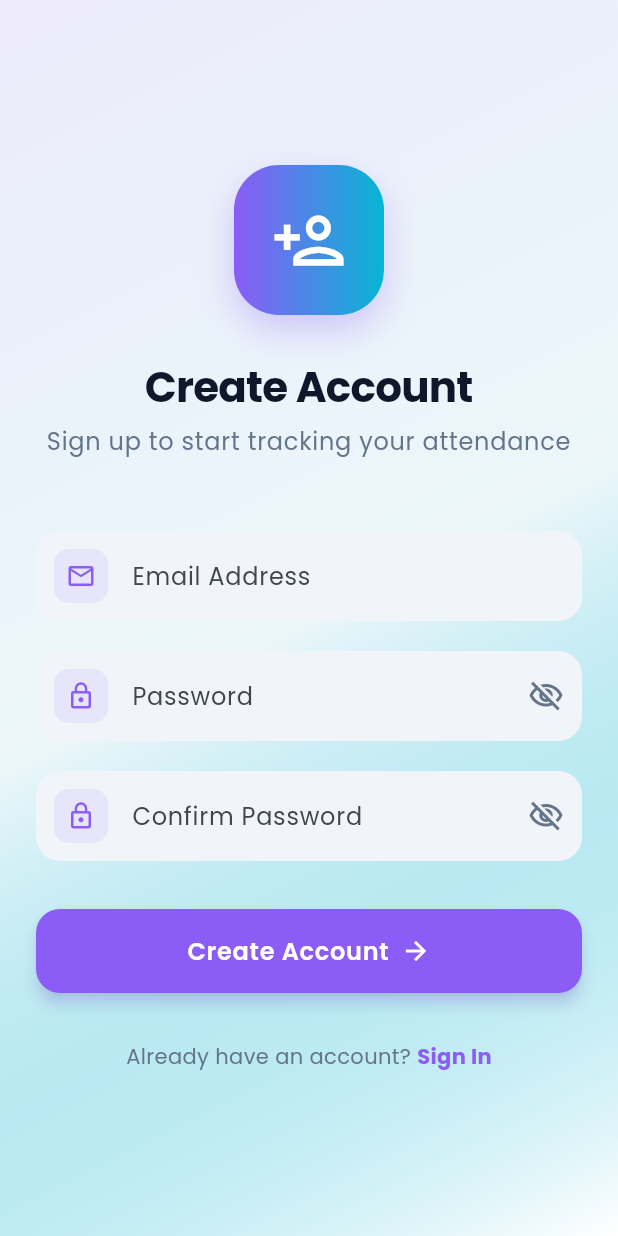
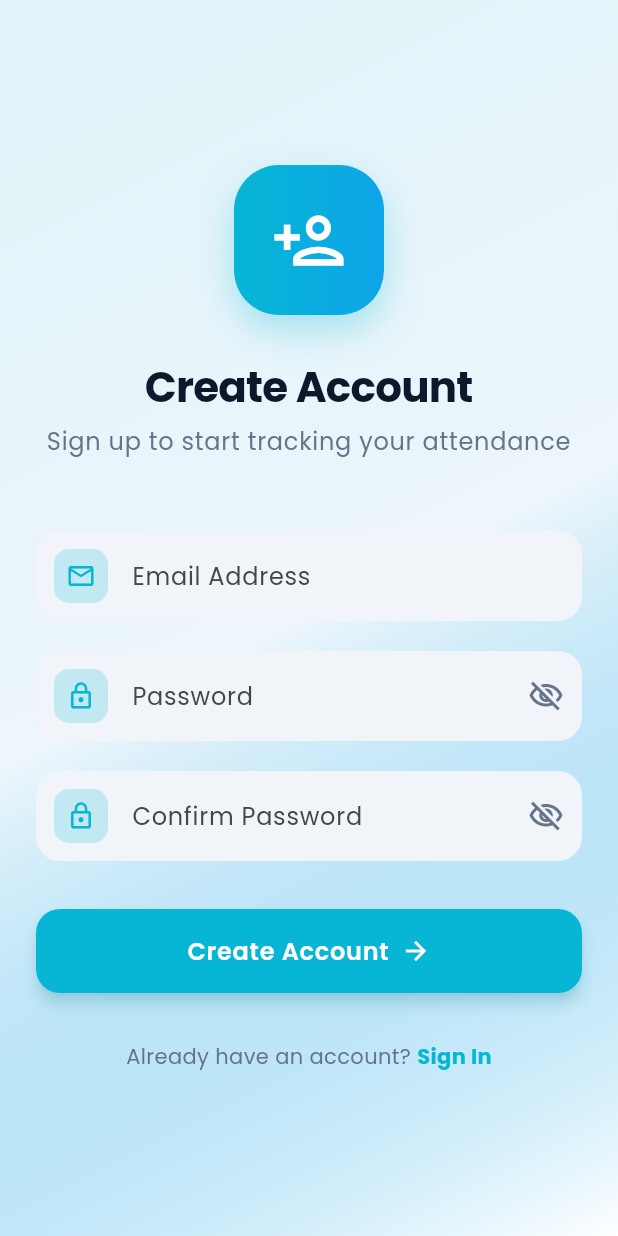
Before and after one commit to nrahil/attendence_tracker, a Flutter app: the screen it shows after launch, after a tap on "Sign Up", on a phone screen of 412 x 824 dp. Run offline on Flutter 3.47's test engine with Material 3 defaults, Android fonts, the phone set to English and light mode, and no system bars; our stand-ins replace cloud_firestore, firebase_auth, firebase_core, google_fonts, share_plus, shared_preferences and 1 more; accounts and stored records are empty.

Commit message:
Login and signup page updated

```diff
--- a/lib/main.dart
+++ b/lib/main.dart
@@ -6,6 +6,9 @@ import 'package:attendence_manager/screens/auth/login_screen.dart';
 import 'package:attendence_manager/screens/home/dashboard_screen.dart';
 import 'package:google_fonts/google_fonts.dart';
 import 'package:shared_preferences/shared_preferences.dart';
+
+// Global theme provider instance
+final globalThemeProvider = ThemeProvider();
 
 void main() async {
   WidgetsFlutterBinding.ensureInitialized();
@@ -46,12 +49,10 @@ class MyApp extends StatefulWidget {
 }
 
 class _MyAppState extends State<MyApp> {
-  final ThemeProvider _themeProvider = ThemeProvider();
-
   @override
   void initState() {
     super.initState();
-    _themeProvider.addListener(() {
+    globalThemeProvider.addListener(() {
       setState(() {});
     });
   }
@@ -61,7 +62,8 @@ class _MyAppState extends State<MyApp> {
     return MaterialApp(
       title: 'Attendance Manager',
       debugShowCheckedModeBanner: false,
-      themeMode: _themeProvider.isDarkMode ? ThemeMode.dark : ThemeMode.light,
+      themeMode: globalThemeProvider.isDarkMode ? ThemeMode.dark : ThemeMode.light,
+
 
       // Light Theme - Modern Blue & Teal
       theme: ThemeData(
@@ -393,7 +395,7 @@ class _MyAppState extends State<MyApp> {
               body: Center(
                 child: CircularProgressIndicator(
                   valueColor: AlwaysStoppedAnimation<Color>(
-                    _themeProvider.isDarkMode
+                    globalThemeProvider.isDarkMode
                         ? const Color(0xFF38BDF8)
                         : const Color(0xFF0EA5E9),
                   ),
@@ -402,9 +404,9 @@ class _MyAppState extends State<MyApp> {
             );
           }
           if (snapshot.hasData) {
-            return DashboardScreen();
+            return const DashboardScreen();
           }
-          return LoginScreen();
+          return const LoginScreen();
         },
       ),
     );
--- a/lib/screens/auth/login_screen.dart
+++ b/lib/screens/auth/login_screen.dart
@@ -99,17 +99,24 @@ class _LoginScreenState extends State<LoginScreen> with SingleTickerProviderStat
 
   @override
   Widget build(BuildContext context) {
+    final isDark = Theme.of(context).brightness == Brightness.dark;
+
     return Scaffold(
       body: Container(
         decoration: BoxDecoration(
           gradient: LinearGradient(
             begin: Alignment.topLeft,
             end: Alignment.bottomRight,
-            colors: [
-              const Color(0xFF6366F1).withOpacity(0.1),
-              const Color(0xFF8B5CF6).withOpacity(0.05),
-              Colors.white,
-            ],
+            colors: isDark
+                ? [
+                    const Color(0xFF0F172A),
+                    const Color(0xFF1E293B),
+                  ]
+                : [
+                    const Color(0xFF0EA5E9).withOpacity(0.1),
+                    const Color(0xFF06B6D4).withOpacity(0.05),
+                    Colors.white,
+                  ],
           ),
         ),
         child: SafeArea(
@@ -130,22 +137,25 @@ class _LoginScreenState extends State<LoginScreen> with SingleTickerProviderStat
                           width: 100,
                           height: 100,
                           decoration: BoxDecoration(
-                            gradient: const LinearGradient(
-                              colors: [Color(0xFF6366F1), Color(0xFF8B5CF6)],
+                            gradient: LinearGradient(
+                              colors: isDark
+                                  ? [const Color(0xFF38BDF8), const Color(0xFF22D3EE)]
+                                  : [const Color(0xFF0EA5E9), const Color(0xFF06B6D4)],
                             ),
                             borderRadius: BorderRadius.circular(30),
                             boxShadow: [
                               BoxShadow(
-                                color: const Color(0xFF6366F1).withOpacity(0.3),
+                                color: (isDark ? const Color(0xFF38BDF8) : const Color(0xFF0EA5E9))
+                                    .withOpacity(0.3),
                                 blurRadius: 20,
                                 offset: const Offset(0, 10),
                               ),
                             ],
                           ),
-                          child: const Icon(
+                          child: Icon(
                             Icons.school_outlined,
                             size: 50,
-                            color: Colors.white,
+                            color: isDark ? const Color(0xFF0F172A) : Colors.white,
                           ),
                         ),
                         const SizedBox(height: 32),
@@ -154,14 +164,16 @@ class _LoginScreenState extends State<LoginScreen> with SingleTickerProviderStat
                         Text(
                           'Welcome Back!',
                           style: Theme.of(context).textTheme.displayMedium?.copyWith(
-                            color: const Color(0xFF0F172A),
+                            color: isDark ? Colors.white : const Color(0xFF0F172A),
                           ),
                         ),
                         const SizedBox(height: 8),
                         Text(
                           'Sign in to continue tracking your attendance',
                           style: Theme.of(context).textTheme.bodyLarge?.copyWith(
-                            color: const Color(0xFF64748B),
+                            color: isDark
+                                ? const Color(0xFF94A3B8)
+                                : const Color(0xFF64748B),
                           ),
                           textAlign: TextAlign.center,
                         ),
@@ -177,12 +189,13 @@ class _LoginScreenState extends State<LoginScreen> with SingleTickerProviderStat
                               margin: const EdgeInsets.all(12),
                               padding: const EdgeInsets.all(8),
                               decoration: BoxDecoration(
-                                color: const Color(0xFF6366F1).withOpacity(0.1),
+                                color: (isDark ? const Color(0xFF38BDF8) : const Color(0xFF0EA5E9))
+                                    .withOpacity(0.2),
                                 borderRadius: BorderRadius.circular(10),
                               ),
-                              child: const Icon(
+                              child: Icon(
                                 Icons.email_outlined,
-                                color: Color(0xFF6366F1),
+                                color: isDark ? const Color(0xFF38BDF8) : const Color(0xFF0EA5E9),
                                 size: 20,
                               ),
                             ),
@@ -204,16 +217,18 @@ class _LoginScreenState extends State<LoginScreen> with SingleTickerProviderStat
                           obscureText: _obscurePassword,
                           decoration: InputDecoration(
                             labelText: 'Password',
+                            hintText: '••••••••',
                             prefixIcon: Container(
                               margin: const EdgeInsets.all(12),
                               padding: const EdgeInsets.all(8),
                               decoration: BoxDecoration(
-                                color: const Color(0xFF6366F1).withOpacity(0.1),
+                                color: (isDark ? const Color(0xFF38BDF8) : const Color(0xFF0EA5E9))
+                                    .withOpacity(0.2),
                                 borderRadius: BorderRadius.circular(10),
                               ),
-                              child: const Icon(
+                              child: Icon(
                                 Icons.lock_outline,
-                                color: Color(0xFF6366F1),
+                                color: isDark ? const Color(0xFF38BDF8) : const Color(0xFF0EA5E9),
                                 size: 20,
                               ),
                             ),
@@ -254,7 +269,7 @@ class _LoginScreenState extends State<LoginScreen> with SingleTickerProviderStat
                         ),
                         const SizedBox(height: 24),
 
-                        // Login button with gradient
+                        // Login button
                         SizedBox(
                           width: double.infinity,
                           height: 56,
@@ -264,7 +279,9 @@ class _LoginScreenState extends State<LoginScreen> with SingleTickerProviderStat
                                     width: 56,
                                     height: 56,
                                     decoration: BoxDecoration(
-                                      color: Colors.white,
+                                      color: isDark
+                                          ? const Color(0xFF1E293B)
+                                          : Colors.white,
                                       borderRadius: BorderRadius.circular(16),
                                       boxShadow: [
                                         BoxShadow(
@@ -274,12 +291,14 @@ class _LoginScreenState extends State<LoginScreen> with SingleTickerProviderStat
                                         ),
                                       ],
                                     ),
-                                    child: const Padding(
-                                      padding: EdgeInsets.all(16.0),
+                                    child: Padding(
+                                      padding: const EdgeInsets.all(16.0),
                                       child: CircularProgressIndicator(
                                         strokeWidth: 3,
                                         valueColor: AlwaysStoppedAnimation<Color>(
-                                          Color(0xFF6366F1),
+                                          isDark
+                                              ? const Color(0xFF38BDF8)
+                                              : const Color(0xFF0EA5E9),
                                         ),
                                       ),
                                     ),
@@ -288,9 +307,16 @@ class _LoginScreenState extends State<LoginScreen> with SingleTickerProviderStat
                               : ElevatedButton(
                                   onPressed: login,
                                   style: ElevatedButton.styleFrom(
-                                    backgroundColor: const Color(0xFF6366F1),
+                                    backgroundColor: isDark
+                                        ? const Color(0xFF38BDF8)
+                                        : const Color(0xFF0EA5E9),
+                                    foregroundColor: isDark
+                                        ? const Color(0xFF0F172A)
+                                        : Colors.white,
                                     elevation: 4,
-                                    shadowColor: const Color(0xFF6366F1).withOpacity(0.4),
+                                    shadowColor: (isDark
+                                        ? const Color(0xFF38BDF8)
+                                        : const Color(0xFF0EA5E9)).withOpacity(0.4),
                                   ),
                                   child: const Row(
                                     mainAxisAlignment: MainAxisAlignment.center,
@@ -310,7 +336,9 @@ class _LoginScreenState extends State<LoginScreen> with SingleTickerProviderStat
                             Expanded(
                               child: Container(
                                 height: 1,
-                                color: const Color(0xFFE2E8F0),
+                                color: isDark
+                                    ? const Color(0xFF334155)
+                                    : const Color(0xFFE2E8F0),
                               ),
                             ),
                             Padding(
@@ -318,7 +346,9 @@ class _LoginScreenState extends State<LoginScreen> with SingleTickerProviderStat
                               child: Text(
                                 'or',
                                 style: TextStyle(
-                                  color: const Color(0xFF64748B),
+                                  color: isDark
+                                      ? const Color(0xFF94A3B8)
+                                      : const Color(0xFF64748B),
                                   fontSize: 14,
                                 ),
                               ),
@@ -326,7 +356,9 @@ class _LoginScreenState extends State<LoginScreen> with SingleTickerProviderStat
                             Expanded(
                               child: Container(
                                 height: 1,
-                                color: const Color(0xFFE2E8F0),
+                                color: isDark
+                                    ? const Color(0xFF334155)
+                                    : const Color(0xFFE2E8F0),
                               ),
                             ),
                           ],
@@ -340,7 +372,9 @@ class _LoginScreenState extends State<LoginScreen> with SingleTickerProviderStat
                             Text(
                               'Don\'t have an account? ',
                               style: Theme.of(context).textTheme.bodyMedium?.copyWith(
-                                color: const Color(0xFF64748B),
+                                color: isDark
+                                    ? const Color(0xFF94A3B8)
+                                    : const Color(0xFF64748B),
                               ),
                             ),
                             GestureDetector(
@@ -355,7 +389,9 @@ class _LoginScreenState extends State<LoginScreen> with SingleTickerProviderStat
                               child: Text(
                                 'Sign Up',
                                 style: Theme.of(context).textTheme.bodyMedium?.copyWith(
-                                  color: const Color(0xFF6366F1),
+                                  color: isDark
+                                      ? const Color(0xFF38BDF8)
+                                      : const Color(0xFF0EA5E9),
                                   fontWeight: FontWeight.bold,
                                 ),
                               ),
--- a/lib/screens/auth/signup_screen.dart
+++ b/lib/screens/auth/signup_screen.dart
@@ -122,17 +122,24 @@ class _SignupScreenState extends State<SignupScreen> with SingleTickerProviderSt
 
   @override
   Widget build(BuildContext context) {
+    final isDark = Theme.of(context).brightness == Brightness.dark;
+
     return Scaffold(
       body: Container(
         decoration: BoxDecoration(
           gradient: LinearGradient(
             begin: Alignment.topLeft,
             end: Alignment.bottomRight,
-            colors: [
-              const Color(0xFF8B5CF6).withOpacity(0.1),
-              const Color(0xFF06B6D4).withOpacity(0.05),
-              Colors.white,
-            ],
+            colors: isDark
+                ? [
+                    const Color(0xFF0F172A),
+                    const Color(0xFF1E293B),
+                  ]
+                : [
+                    const Color(0xFF06B6D4).withOpacity(0.1),
+                    const Color(0xFF0EA5E9).withOpacity(0.05),
+                    Colors.white,
+                  ],
           ),
         ),
         child: SafeArea(
@@ -153,22 +160,25 @@ class _SignupScreenState extends State<SignupScreen> with SingleTickerProviderSt
                           width: 100,
                           height: 100,
                           decoration: BoxDecoration(
-                            gradient: const LinearGradient(
-                              colors: [Color(0xFF8B5CF6), Color(0xFF06B6D4)],
+                            gradient: LinearGradient(
+                              colors: isDark
+                                  ? [const Color(0xFF22D3EE), const Color(0xFF38BDF8)]
+                                  : [const Color(0xFF06B6D4), const Color(0xFF0EA5E9)],
                             ),
                             borderRadius: BorderRadius.circular(30),
                             boxShadow: [
                               BoxShadow(
-                                color: const Color(0xFF8B5CF6).withOpacity(0.3),
+                                color: (isDark ? const Color(0xFF22D3EE) : const Color(0xFF06B6D4))
+                                    .withOpacity(0.3),
                                 blurRadius: 20,
                                 offset: const Offset(0, 10),
                               ),
                             ],
                           ),
-                          child: const Icon(
+                          child: Icon(
                             Icons.person_add_outlined,
                             size: 50,
-                            color: Colors.white,
+                            color: isDark ? const Color(0xFF0F172A) : Colors.white,
                           ),
                         ),
                         const SizedBox(height: 32),
@@ -177,14 +187,16 @@ class _SignupScreenState extends State<SignupScreen> with SingleTickerProviderSt
                         Text(
                           'Create Account',
                           style: Theme.of(context).textTheme.displayMedium?.copyWith(
-                            color: const Color(0xFF0F172A),
+                            color: isDark ? Colors.white : const Color(0xFF0F172A),
                           ),
                         ),
                         const SizedBox(height: 8),
                         Text(
                           'Sign up to start tracking your attendance',
                           style: Theme.of(context).textTheme.bodyLarge?.copyWith(
-                            color: const Color(0xFF64748B),
+                            color: isDark
+                                ? const Color(0xFF94A3B8)
+                                : const Color(0xFF64748B),
                           ),
                           textAlign: TextAlign.center,
                         ),
@@ -200,12 +212,13 @@ class _SignupScreenState extends State<SignupScreen> with SingleTickerProviderSt
                               margin: const EdgeInsets.all(12),
                               padding: const EdgeInsets.all(8),
                               decoration: BoxDecoration(
-                                color: const Color(0xFF8B5CF6).withOpacity(0.1),
+                                color: (isDark ? const Color(0xFF22D3EE) : const Color(0xFF06B6D4))
+                                    .withOpacity(0.2),
                                 borderRadius: BorderRadius.circular(10),
                               ),
-                              child: const Icon(
+                              child: Icon(
                                 Icons.email_outlined,
-                                color: Color(0xFF8B5CF6),
+                                color: isDark ? const Color(0xFF22D3EE) : const Color(0xFF06B6D4),
                                 size: 20,
                               ),
                             ),
@@ -228,16 +241,18 @@ class _SignupScreenState extends State<SignupScreen> with SingleTickerProviderSt
                           obscureText: _obscurePassword,
                           decoration: InputDecoration(
                             labelText: 'Password',
+                            hintText: '••••••••',
                             prefixIcon: Container(
                               margin: const EdgeInsets.all(12),
                               padding: const EdgeInsets.all(8),
                               decoration: BoxDecoration(
-                                color: const Color(0xFF8B5CF6).withOpacity(0.1),
+                                color: (isDark ? const Color(0xFF22D3EE) : const Color(0xFF06B6D4))
+                                    .withOpacity(0.2),
                                 borderRadius: BorderRadius.circular(10),
                               ),
-                              child: const Icon(
+                              child: Icon(
                                 Icons.lock_outline,
-                                color: Color(0xFF8B5CF6),
+                                color: isDark ? const Color(0xFF22D3EE) : const Color(0xFF06B6D4),
                                 size: 20,
                               ),
                             ),
@@ -271,16 +286,18 @@ class _SignupScreenState extends State<SignupScreen> with SingleTickerProviderSt
                           obscureText: _obscureConfirmPassword,
                           decoration: InputDecoration(
                             labelText: 'Confirm Password',
+                            hintText: '••••••••',
                             prefixIcon: Container(
                               margin: const EdgeInsets.all(12),
                               padding: const EdgeInsets.all(8),
                               decoration: BoxDecoration(
-                                color: const Color(0xFF8B5CF6).withOpacity(0.1),
+                                color: (isDark ? const Color(0xFF22D3EE) : const Color(0xFF06B6D4))
+                                    .withOpacity(0.2),
                                 borderRadius: BorderRadius.circular(10),
                               ),
-                              child: const Icon(
+                              child: Icon(
                                 Icons.lock_outline,
-                                color: Color(0xFF8B5CF6),
+                                color: isDark ? const Color(0xFF22D3EE) : const Color(0xFF06B6D4),
                                 size: 20,
                               ),
                             ),
@@ -319,7 +336,9 @@ class _SignupScreenState extends State<SignupScreen> with SingleTickerProviderSt
                                     width: 56,
                                     height: 56,
                                     decoration: BoxDecoration(
-                                      color: Colors.white,
+                                      color: isDark
+                                          ? const Color(0xFF1E293B)
+                                          : Colors.white,
                                       borderRadius: BorderRadius.circular(16),
                                       boxShadow: [
                                         BoxShadow(
@@ -329,12 +348,14 @@ class _SignupScreenState extends State<SignupScreen> with SingleTickerProviderSt
                                         ),
                                       ],
                                     ),
-                                    child: const Padding(
-                                      padding: EdgeInsets.all(16.0),
+                                    child: Padding(
+                                      padding: const EdgeInsets.all(16.0),
                                       child: CircularProgressIndicator(
                                         strokeWidth: 3,
                                         valueColor: AlwaysStoppedAnimation<Color>(
-                                          Color(0xFF8B5CF6),
+                                          isDark
+                                              ? const Color(0xFF22D3EE)
+                                              : const Color(0xFF06B6D4),
                                         ),
                                       ),
                                     ),
@@ -343,9 +364,16 @@ class _SignupScreenState extends State<SignupScreen> with SingleTickerProviderSt
                               : ElevatedButton(
                                   onPressed: _signup,
                                   style: ElevatedButton.styleFrom(
-                                    backgroundColor: const Color(0xFF8B5CF6),
+                                    backgroundColor: isDark
+                                        ? const Color(0xFF22D3EE)
+                                        : const Color(0xFF06B6D4),
+                                    foregroundColor: isDark
+                                        ? const Color(0xFF0F172A)
+                                        : Colors.white,
                                     elevation: 4,
-                                    shadowColor: const Color(0xFF8B5CF6).withOpacity(0.4),
+                                    shadowColor: (isDark
+                                        ? const Color(0xFF22D3EE)
+                                        : const Color(0xFF06B6D4)).withOpacity(0.4),
                                   ),
                                   child: const Row(
                                     mainAxisAlignment: MainAxisAlignment.center,
@@ -366,7 +394,9 @@ class _SignupScreenState extends State<SignupScreen> with SingleTickerProviderSt
                             Text(
                               'Already have an account? ',
                               style: Theme.of(context).textTheme.bodyMedium?.copyWith(
-                                color: const Color(0xFF64748B),
+                                color: isDark
+                                    ? const Color(0xFF94A3B8)
+                                    : const Color(0xFF64748B),
                               ),
                             ),
                             GestureDetector(
@@ -376,7 +406,9 @@ class _SignupScreenState extends State<SignupScreen> with SingleTickerProviderSt
                               child: Text(
                                 'Sign In',
                                 style: Theme.of(context).textTheme.bodyMedium?.copyWith(
-                                  color: const Color(0xFF8B5CF6),
+                                  color: isDark
+                                      ? const Color(0xFF22D3EE)
+                                      : const Color(0xFF06B6D4),
                                   fontWeight: FontWeight.bold,
                                 ),
                               ),
--- a/lib/screens/home/dashboard_screen.dart
+++ b/lib/screens/home/dashboard_screen.dart
@@ -6,7 +6,6 @@ import 'package:attendence_manager/widgets/add_edit_course_dialog.dart';
 import 'package:attendence_manager/screens/home/course_analytics_screen.dart';
 
 class DashboardScreen extends StatefulWidget {
-
   const DashboardScreen({super.key});
 
   @override
@@ -237,7 +236,6 @@ class _DashboardScreenState extends State<DashboardScreen> with SingleTickerProv
                     Color(0xFF6366F1),
                     Color(0xFF8B5CF6),
                   ],
-
                 ),
                 boxShadow: [
                   BoxShadow(
@@ -390,7 +388,7 @@ class _DashboardScreenState extends State<DashboardScreen> with SingleTickerProv
                               ),
                               const SizedBox(width: 16),
                               const Text(
-                                'Overall Attendence',
+                                'Overall Performance',
                                 style: TextStyle(
                                   color: Colors.white,
                                   fontSize: 16,
--- a/lib/widgets/threshold_dialog.dart
+++ b/lib/widgets/threshold_dialog.dart
@@ -44,6 +44,7 @@ class _ThresholdDialogState extends State<ThresholdDialog> {
 
       try {
         if (currentUser != null) {
+          // Save the current _threshold value (from slider or input)
           await firestore.collection('users').doc(currentUser!.uid).set(
             {'attendanceThreshold': _threshold},
             SetOptions(merge: true),
```
